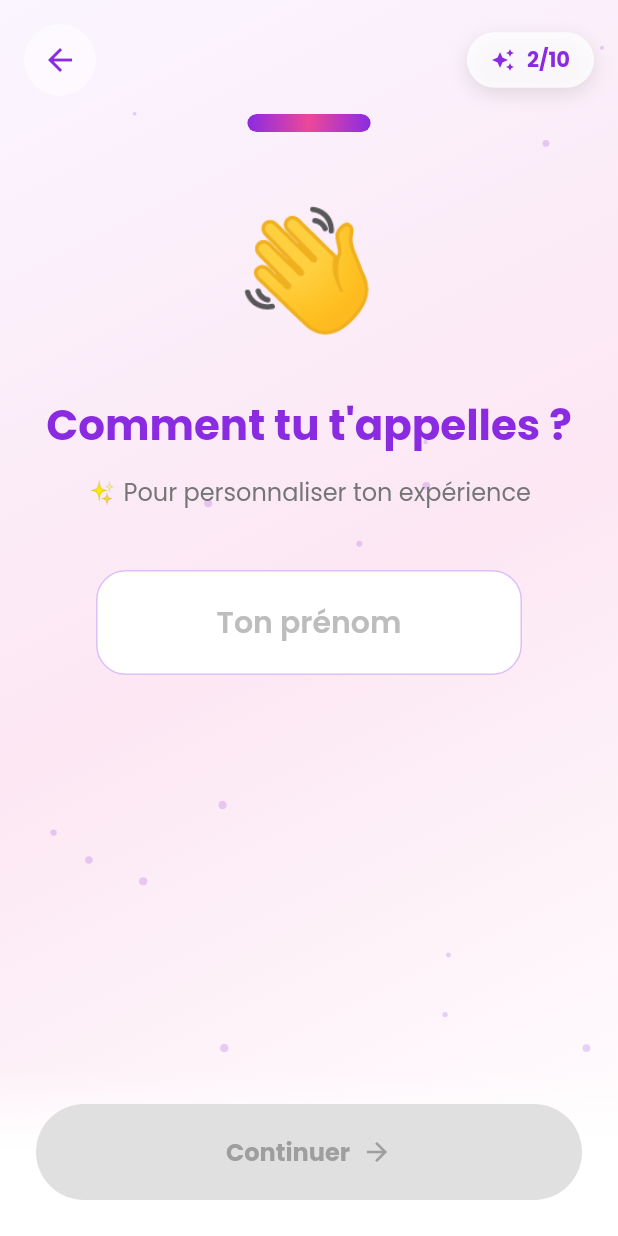
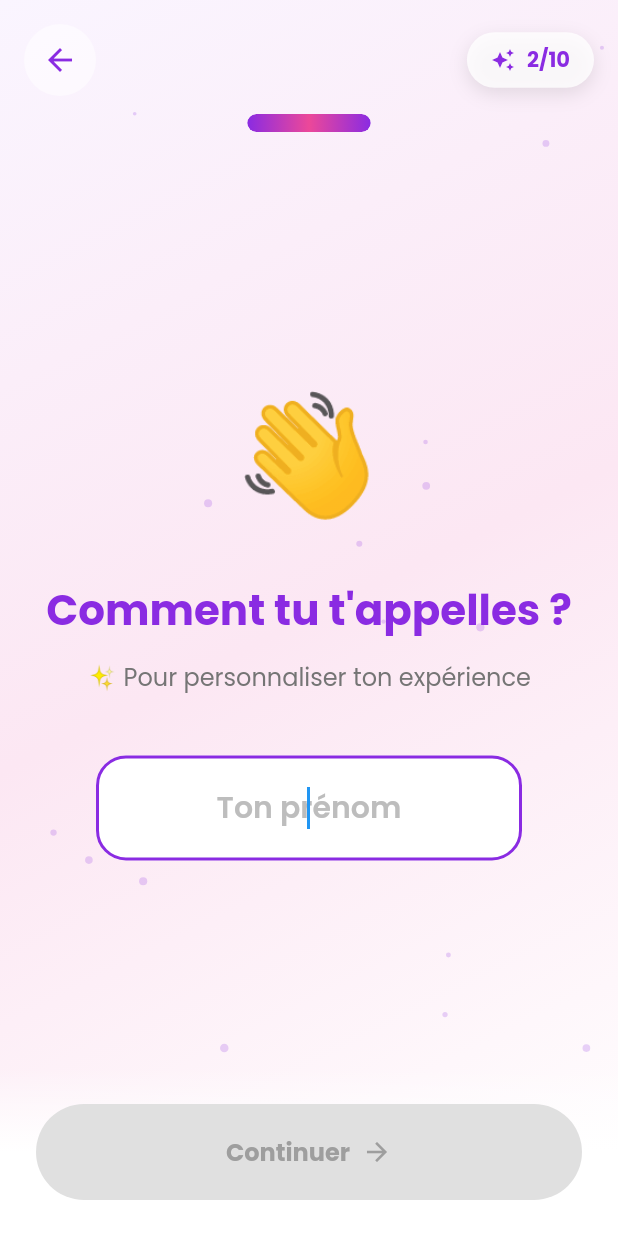
Before and after one commit to Aureliengrl/Doron, a Flutter app: the screen it shows after launch, after a tap on "Continuer", on a phone screen of 412 x 824 dp. Run offline on Flutter 3.47's test engine with Material 3 defaults, Android fonts, the phone set to English and light mode, and no system bars; our stand-ins replace auto_size_text, cloud_firestore, easy_debounce, equatable, firebase_auth, firebase_core and 14 more; missing offline and left inert: json_path, mime_type; accounts and stored records are empty.

Commit message:
fix: Corrections UX critiques onboarding et résultats
- Correction clavier qui cache le champ prénom (SingleChildScrollView + padding)
- Changement flèche retour en icône fermer sur page résultats
- Navigation vers /authentification au lieu de /search-page après premier onboarding

Bugs corrigés: #1 (clavier), #2 (bouton retour), #3 (page recherche grise)

```diff
--- a/lib/pages/new_pages/onboarding_advanced/onboarding_advanced_widget.dart
+++ b/lib/pages/new_pages/onboarding_advanced/onboarding_advanced_widget.dart
@@ -375,9 +375,14 @@ class _OnboardingAdvancedWidgetState extends State<OnboardingAdvancedWidget>
     final placeholder = stepData['placeholder'] as String? ?? '';
     final currentValue = _model.answers[field] as String? ?? '';
 
-    return Column(
+    return SingleChildScrollView(
+      padding: EdgeInsets.only(
+        bottom: MediaQuery.of(context).viewInsets.bottom + 40,
+      ),
+      child: Column(
         mainAxisAlignment: MainAxisAlignment.center,
         children: [
+          SizedBox(height: MediaQuery.of(context).size.height * 0.15),
           Text(
             stepData['icon'] as String,
             style: const TextStyle(fontSize: 80),
@@ -412,6 +417,7 @@ class _OnboardingAdvancedWidgetState extends State<OnboardingAdvancedWidget>
               onChanged: (value) {
                 _model.answers[field] = value;
               },
+              autofocus: true,
               textAlign: TextAlign.center,
               style: GoogleFonts.poppins(
                 fontSize: 20,
@@ -446,6 +452,7 @@ class _OnboardingAdvancedWidgetState extends State<OnboardingAdvancedWidget>
           ),
         ),
         ],
+      ),
     );
   }
 
```
Also changed, not shown: lib/pages/new_pages/onboarding_gifts_result/onboarding_gifts_result_widget.dart (+6 -6 lines). Lines whose indentation alone changed are shown as unchanged.
